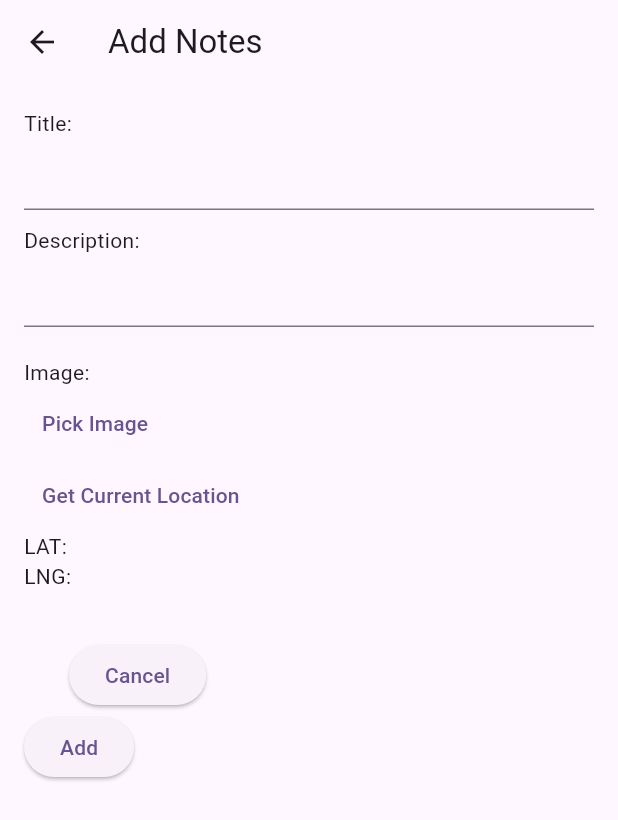
After one commit to fariskyzaky/notes, a Flutter app: the NoteEditScreen screen opened directly, after a tap on "Get Current Location", on a phone screen of 412 x 824 dp. The commit adds this screen. Shown: the top 820 px of the screen. Run offline on Flutter 3.47's test engine with Material 3 defaults, Android fonts, the phone set to English and light mode, and no system bars; our stand-ins replace cloud_firestore, firebase_core, firebase_storage, geolocator, image_picker; accounts and stored records are empty.

Commit message:
Penambahan Location dan Note Edit Screen

```diff
--- a/lib/models/note.dart
+++ b/lib/models/note.dart
@@ -5,6 +5,8 @@
   final String title;
   final String description;
   String? imageUrl;
+  double? latitude;
+  double? longitude;
   Timestamp? createdAt;
   Timestamp? updatedAt;
 
@@ -13,8 +15,10 @@
     required this.title,
     required this.description,
     this.imageUrl,
+    this.latitude,
+    this.longitude,
     this.createdAt,
-    this.updatedAt, required imageURL,
+    this.updatedAt,
   });
 
   factory Note.fromDocument(DocumentSnapshot doc) {
@@ -24,8 +28,10 @@
       title: data['title'],
       description: data['description'],
       imageUrl: data['image_url'],
+      latitude: data['latitude'] as double,
+      longitude: data['longitude'] as double,
       createdAt: data['created_at'] as Timestamp,
-      updatedAt: data['updated_at'] as Timestamp, imageURL: null,
+      updatedAt: data['updated_at'] as Timestamp,
     );
   }
 
@@ -33,7 +39,9 @@
     return {
       'title': title,
       'description': description,
-      'image_url' : imageUrl,
+      'image_url': imageUrl,
+      'latitude': latitude,
+      'longitude': longitude,
       'created_at': createdAt,
       'updated_at': updatedAt,
     };
--- /dev/null
+++ b/lib/screens/note_edit_screen.dart
@@ -0,0 +1,160 @@
+import 'dart:io';
+
+import 'package:flutter/foundation.dart';
+import 'package:flutter/material.dart';
+import 'package:flutter/widgets.dart';
+import 'package:geolocator/geolocator.dart';
+import 'package:image_picker/image_picker.dart';
+import 'package:notes/models/note.dart';
+import 'package:notes/services/location_service.dart';
+import 'package:notes/services/note_service.dart';
+
+class NoteEditScreen extends StatefulWidget {
+  final Note? note;
+  const NoteEditScreen({super.key, this.note});
+
+  @override
+  State<NoteEditScreen> createState() => _NoteEditScreenState();
+}
+
+class _NoteEditScreenState extends State<NoteEditScreen> {
+  final TextEditingController _titleController = TextEditingController();
+  final TextEditingController _descriptionController = TextEditingController();
+  File? _imageFile;
+  Position? _currentPosition;
+
+  @override
+  void initState() {
+    super.initState();
+    if (widget.note != null) {
+      _titleController.text = widget.note!.title;
+      _descriptionController.text = widget.note!.description;
+    }
+  }
+
+  Future<void> _pickImage() async {
+    final pickedFile =
+        await ImagePicker().pickImage(source: ImageSource.gallery);
+    if (pickedFile != null) {
+      setState(() {
+        _imageFile = File(pickedFile.path);
+      });
+    }
+  }
+
+  Future<void> _pickLocation() async {
+    final currentPosition = await LocationService.getCurrentPosition();
+    // final currentAddress = await LocationService.getAddressFromLatLng(_currentPosition!);
+    setState(() {
+      _currentPosition = currentPosition;
+      // _currentAddress = currentAddress;
+    });
+  }
+
+  @override
+  Widget build(BuildContext context) {
+    return Scaffold(
+      appBar: AppBar(
+        title: Text(widget.note == null ? 'Add Notes' : 'Update Notes'),
+      ),
+      body: Padding(
+        padding: const EdgeInsets.all(16.0),
+        child: SingleChildScrollView(
+          child: Column(
+            crossAxisAlignment: CrossAxisAlignment.start,
+            children: [
+              const Text(
+                'Title: ',
+                textAlign: TextAlign.start,
+              ),
+              TextField(
+                controller: _titleController,
+              ),
+              const Padding(
+                padding: const EdgeInsets.only(top: 10),
+                child: Text(
+                  'Description: ',
+                  textAlign: TextAlign.start,
+                ),
+              ),
+              TextField(
+                controller: _descriptionController,
+              ),
+              const Padding(
+                padding: const EdgeInsets.only(top: 20),
+                child: Text(
+                  'Image: ',
+                ),
+              ),
+              _imageFile != null
+                  ? AspectRatio(
+                      aspectRatio: 16 / 9,
+                      child: Image.file(_imageFile!, fit: BoxFit.cover),
+                    )
+                  : (widget.note?.imageUrl != null &&
+                          Uri.parse(widget.note!.imageUrl!).isAbsolute
+                      ? AspectRatio(
+                          aspectRatio: 16 / 9,
+                          child: Image.file(_imageFile!, fit: BoxFit.cover))
+                      : Container()),
+              TextButton(
+                onPressed: _pickImage,
+                child: const Text('Pick Image'),
+              ),
+              TextButton(
+                onPressed: _pickLocation,
+                child: const Text('Get Current Location'),
+              ),
+              Text('LAT: ${_currentPosition?.latitude ?? ""}'),
+              Text('LNG: ${_currentPosition?.longitude ?? ""}'),
+              // Text('ADDRESS: ${_currentAddress ?? ""}'),
+
+              const SizedBox(
+                height: 32.0,
+              ),
+
+              Padding(
+                padding: const EdgeInsets.symmetric(
+                    horizontal: 30), //--> Mengatur jarak antar tombol
+                child: ElevatedButton(
+                  onPressed: () {
+                    Navigator.of(context)
+                        .pop(); //--> Tombol Menutup dialog atau cancel
+                  },
+                  child: Text('Cancel'),
+                ),
+              ),
+              ElevatedButton(
+                  onPressed: () async {
+                    String? imageUrl;
+                    if (_imageFile != null) {
+                      imageUrl = await NoteService.uploadImage(_imageFile!);
+                    } else {
+                      imageUrl = widget.note?.imageUrl;
+                    }
+                    Note note = Note(
+                      id: widget.note?.id,
+                      title: _titleController.text,
+                      description: _descriptionController.text,
+                      imageUrl: imageUrl,
+                      latitude: _currentPosition?.latitude,
+                      longitude: _currentPosition?.longitude,
+                      createdAt: widget.note?.createdAt,
+                    );
+
+                    if (widget.note == null) {
+                      NoteService.addNote(note)
+                          .whenComplete(() => Navigator.of(context).pop());
+                    } else {
+                      NoteService.updateNote(note)
+                          .whenComplete(() => Navigator.of(context).pop());
+                    }
+                  },
+                  child: Text(widget.note == null ? 'Add' : 'Update'))
+            ],
+          ),
+        ),
+      ),
+    );
+  }
+}
--- a/lib/services/location_service.dart
+++ b/lib/services/location_service.dart
@@ -7,19 +7,34 @@
 
     serviceEnabled = await Geolocator.isLocationServiceEnabled();
     if (!serviceEnabled) {
+      // Location services are disabled. Please enable the services
       return false;
     }
-
     permission = await Geolocator.checkPermission();
     if (permission == LocationPermission.denied) {
       permission = await Geolocator.requestPermission();
       if (permission == LocationPermission.denied) {
+        // Location permissions are denied
         return false;
       }
     }
     if (permission == LocationPermission.deniedForever) {
+      // Location permissions are permanently denied, we cannot request permissions.
+
       return false;
     }
     return true;
   }
+
+  static Future<Position?> getCurrentPosition() async {
+    try {
+      final hasPermission = await handleLocationPermission();
+      if (!hasPermission) return null;
+      return await Geolocator.getCurrentPosition(
+        desiredAccuracy: LocationAccuracy.high,
+      );
+    } catch (e) {
+      return null;
+    }
+  }
 }
--- a/lib/widgets/note_dialog.dart
+++ b/lib/widgets/note_dialog.dart
@@ -1,8 +1,10 @@
 import 'dart:io';
 
 import 'package:flutter/material.dart';
+import 'package:geolocator/geolocator.dart';
 import 'package:image_picker/image_picker.dart';
 import 'package:notes/models/note.dart';
+import 'package:notes/services/location_service.dart';
 import 'package:notes/services/note_service.dart';
 
 class NoteDialog extends StatefulWidget {
@@ -18,13 +20,15 @@
   final TextEditingController _titleController = TextEditingController();
   final TextEditingController _descriptionController = TextEditingController();
   File? _imageFile;
+  Position? _currentPosition;
+  // String? _currentAddress;
 
   @override
   void initState() {
     super.initState();
     if (widget.note != null) {
       _titleController.text = widget.note!.title;
-      _descriptionController.text = widget.note!.title;
+      _descriptionController.text = widget.note!.description;
     }
   }
 
@@ -38,6 +42,15 @@
             .path); //--> mengubah nilai dari imageFile berdasarkan image yg dipilih dari path
       });
     }
+  }
+
+  Future<void> _pickLocation() async {
+    final currentPosition = await LocationService.getCurrentPosition();
+    // final currentAddress = await LocationService.getAddressFromLatLng(_currentPosition!);
+    setState(() {
+      _currentPosition = currentPosition;
+      // _currentAddress = currentAddress;
+    });
   }
 
   @override
@@ -71,13 +84,23 @@
             ),
           ),
           Expanded(
-            child: _imageFile != null
-                ? Image.file(_imageFile!, fit: BoxFit.cover)
-                : (widget.note?.imageUrl != null &&
-                        Uri.parse(widget.note!.imageUrl!).isAbsolute
-                    ? Image.network(widget.note!.imageUrl!, fit: BoxFit.cover)
-                    : Container()),
+              child: _imageFile != null
+                  ? Image.file(_imageFile!, fit: BoxFit.cover)
+                  : (widget.note?.imageUrl != null &&
+                          Uri.parse(widget.note!.imageUrl!).isAbsolute
+                      ? Image.network(widget.note!.imageUrl!, fit: BoxFit.cover)
+                      : Container())),
+          TextButton(
+            onPressed: _pickImage,
+            child: const Text('Pick Image'),
           ),
+          TextButton(
+            onPressed: _pickLocation,
+            child: const Text('Get Current Location'),
+          ),
+          Text('LAT: ${_currentPosition?.latitude ?? ""}'),
+          Text('LNG: ${_currentPosition?.longitude ?? ""}'),
+          // Text('ADDRESS: ${_currentAddress ?? ""}'),
         ],
       ),
       actions: [
@@ -105,8 +128,9 @@
                 title: _titleController.text,
                 description: _descriptionController.text,
                 imageUrl: imageUrl,
+                latitude: _currentPosition?.latitude,
+                longitude: _currentPosition?.longitude,
                 createdAt: widget.note?.createdAt,
-                imageURL: null,
               );
 
               if (widget.note == null) {
@@ -117,7 +141,7 @@
                     .whenComplete(() => Navigator.of(context).pop());
               }
             },
-            child: Text(widget.note == null ? 'Save' : 'Update')),
+            child: Text(widget.note == null ? 'Add' : 'Update')),
       ],
     );
   }
--- a/pubspec.yaml
+++ b/pubspec.yaml
@@ -41,7 +41,8 @@
   path: ^1.9.0
   image_picker: ^1.1.1  #<-- Berfungsi untuk mengakses gallery
   geocoding: ^3.0.0     #<-- Berfungsi untuk menampilkan lokasi saat ini
-  geolocator: ^11.0.0   #<-- Berfungsi untuk mengambil address (longitude & lattitude)
+  geolocator: ^12.0.0   #<-- Berfungsi untuk mengambil address (longitude & lattitude)
+  url_launcher: ^6.2.6
 
 dev_dependencies:
   flutter_test:
```
Also changed, not shown: lib/screens/note_list_screen.dart (+55 -27 lines), lib/services/note_service.dart (+11 -1 lines), pubspec.lock, 7 other files.
